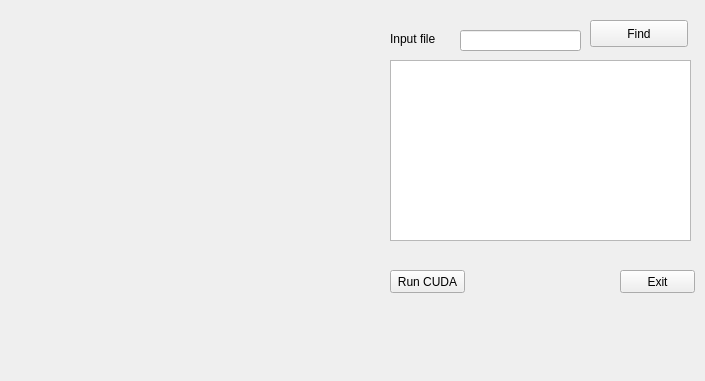
Qt form mainform.ui (BacktoMars/QT_OPENGL_CUDA) before a commit.
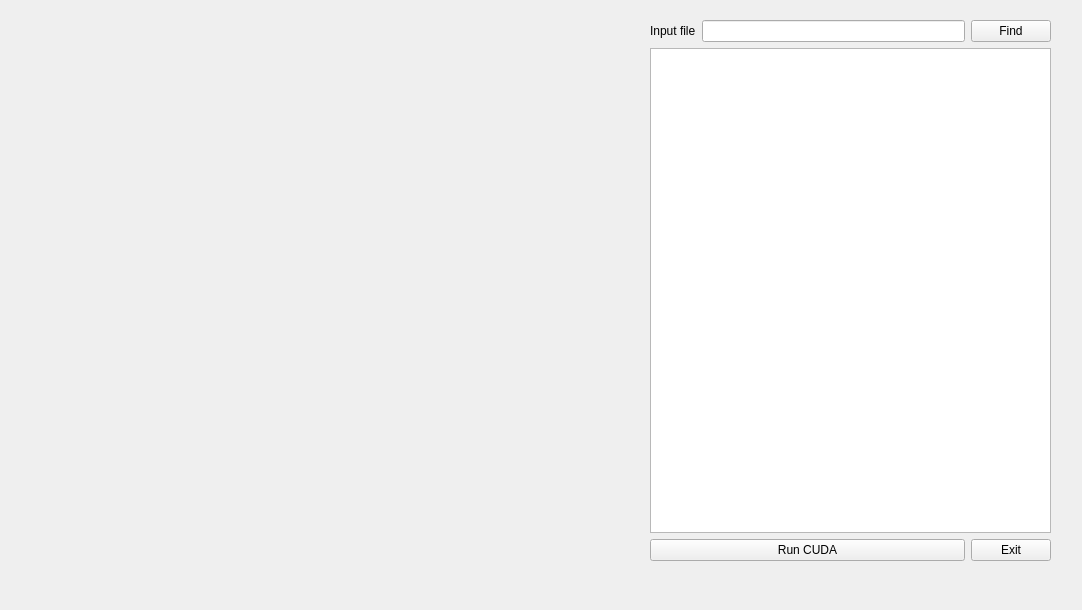
The same form after that commit.

Diff of the .ui file:
```diff
--- a/mainform.ui
+++ b/mainform.ui
@@ -6,8 +6,8 @@
    <rect>
     <x>0</x>
     <y>0</y>
-    <width>705</width>
-    <height>381</height>
+    <width>1082</width>
+    <height>610</height>
    </rect>
   </property>
   <property name="windowTitle">
@@ -16,85 +16,59 @@
   <widget class="QWidget" name="verticalLayoutWidget">
    <property name="geometry">
     <rect>
-     <x>20</x>
+     <x>30</x>
      <y>20</y>
-     <width>341</width>
-     <height>271</height>
+     <width>611</width>
+     <height>541</height>
     </rect>
    </property>
    <layout class="QVBoxLayout" name="verticalLayout"/>
   </widget>
-  <widget class="QLineEdit" name="lineEdit">
+  <widget class="QWidget" name="">
    <property name="geometry">
     <rect>
-     <x>460</x>
-     <y>30</y>
-     <width>121</width>
-     <height>21</height>
+     <x>650</x>
+     <y>20</y>
+     <width>401</width>
+     <height>541</height>
     </rect>
    </property>
-  </widget>
+   <layout class="QGridLayout" name="gridLayout">
+    <item row="0" column="0">
   <widget class="QLabel" name="label">
-   <property name="geometry">
-    <rect>
-     <x>390</x>
-     <y>30</y>
-     <width>66</width>
-     <height>17</height>
-    </rect>
-   </property>
    <property name="text">
     <string>Input file</string>
    </property>
   </widget>
+    </item>
+    <item row="0" column="1">
+     <widget class="QLineEdit" name="lineEdit"/>
+    </item>
+    <item row="0" column="2">
   <widget class="QPushButton" name="pushButton">
-   <property name="geometry">
-    <rect>
-     <x>590</x>
-     <y>20</y>
-     <width>98</width>
-     <height>27</height>
-    </rect>
-   </property>
    <property name="text">
     <string>Find</string>
    </property>
   </widget>
-  <widget class="QTextEdit" name="textEdit">
-   <property name="geometry">
-    <rect>
-     <x>390</x>
-     <y>60</y>
-     <width>301</width>
-     <height>181</height>
-    </rect>
-   </property>
-  </widget>
+    </item>
+    <item row="1" column="0" colspan="3">
+     <widget class="QTextEdit" name="textEdit"/>
+    </item>
+    <item row="2" column="0" colspan="2">
   <widget class="QPushButton" name="pushButton_RUNCUDA">
-   <property name="geometry">
-    <rect>
-     <x>390</x>
-     <y>270</y>
-     <width>75</width>
-     <height>23</height>
-    </rect>
-   </property>
    <property name="text">
     <string>Run CUDA</string>
    </property>
   </widget>
+    </item>
+    <item row="2" column="2">
   <widget class="QPushButton" name="pushButton_EXIT">
-   <property name="geometry">
-    <rect>
-     <x>620</x>
-     <y>270</y>
-     <width>75</width>
-     <height>23</height>
-    </rect>
-   </property>
    <property name="text">
     <string>Exit</string>
    </property>
+     </widget>
+    </item>
+   </layout>
   </widget>
  </widget>
  <resources/>
```
Lines whose indentation alone changed are shown as unchanged.
